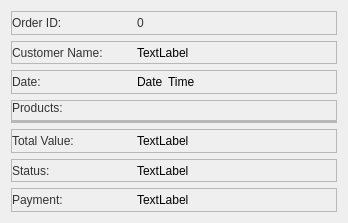
Above: app/src/ui/final_ui/recent_order_item.ui from Kazu0210/Inventory-System before the change. Below: the same form after it.
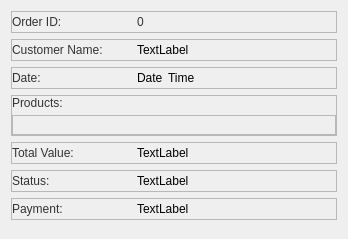
That is the form after the change.

The edit to the form file:
```diff
--- a/app/src/ui/final_ui/recent_order_item.ui
+++ b/app/src/ui/final_ui/recent_order_item.ui
@@ -7,7 +7,7 @@
     <x>0</x>
     <y>0</y>
     <width>348</width>
-    <height>223</height>
+    <height>239</height>
    </rect>
   </property>
   <property name="windowTitle">
@@ -292,6 +292,7 @@
         <property name="frameShadow">
          <enum>QFrame::Raised</enum>
         </property>
+        <layout class="QVBoxLayout" name="verticalLayout_3"/>
        </widget>
       </item>
      </layout>
@@ -507,6 +508,19 @@
      </layout>
     </widget>
    </item>
+   <item>
+    <spacer name="verticalSpacer">
+     <property name="orientation">
+      <enum>Qt::Vertical</enum>
+     </property>
+     <property name="sizeHint" stdset="0">
+      <size>
+       <width>20</width>
+       <height>40</height>
+      </size>
+     </property>
+    </spacer>
+   </item>
   </layout>
  </widget>
  <resources/>
```
